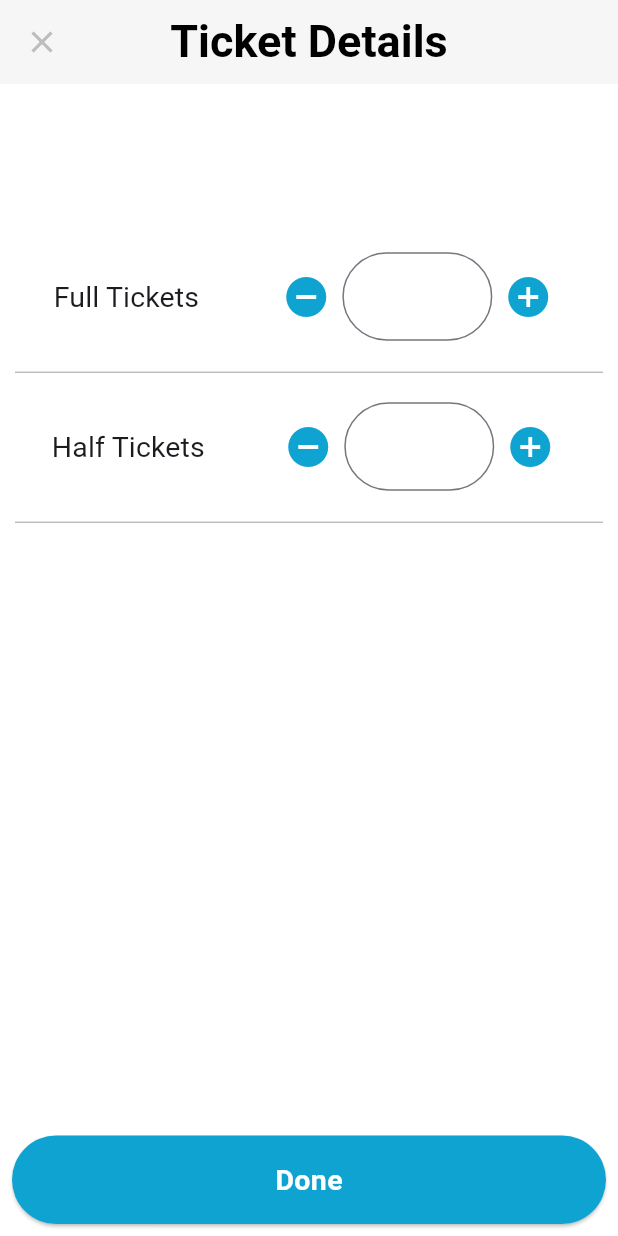
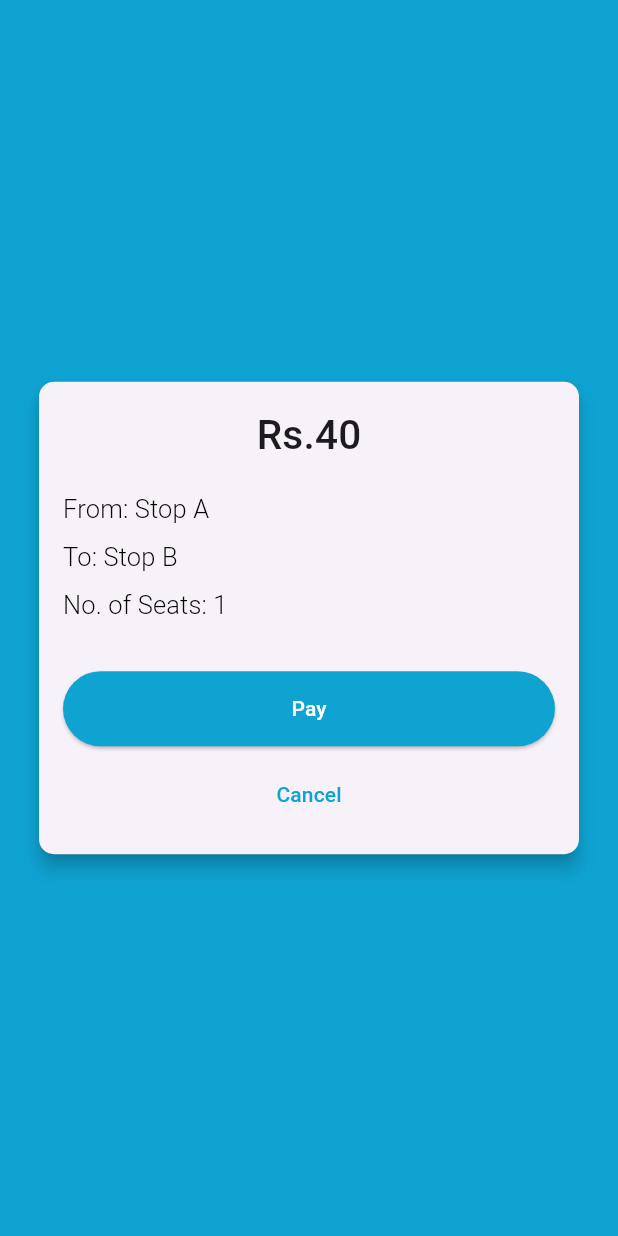
Before and after one commit to abhi3940/e_vahak, a Flutter app: the PassengerDetails screen opened by its route, after a tap on "Done", on a phone screen of 412 x 824 dp. Run offline on Flutter 3.47's test engine with Material 3 defaults, Android fonts, the phone set to English and light mode, and no system bars; our stand-ins replace firebase_auth, firebase_core, flutter_riverpod, routemaster; accounts and stored records are empty.

Commit message:
modified:   lib/features/payment/screens/conformation_screen.dart 	modified:   lib/features/ticket/screens/add_details_screen.dart 	modified:   lib/main.dart 	modified:   lib/routes/router.dart

```diff
--- a/lib/features/payment/screens/conformation_screen.dart
+++ b/lib/features/payment/screens/conformation_screen.dart
@@ -0,0 +1,74 @@
+import 'package:e_vahak/theme/pallete.dart';
+import 'package:flutter/material.dart';
+
+class Confirm extends StatelessWidget {
+  const Confirm({Key? key}) : super(key: key);
+
+  @override
+  Widget build(BuildContext context) {
+    return Scaffold(
+      backgroundColor: Pallete.primaryColor,
+      body: Center(
+        child: Card(
+          margin: const EdgeInsets.all(10),
+          elevation: 5,
+          shape: RoundedRectangleBorder(
+            borderRadius: BorderRadius.circular(10),
+          ),
+          child: Container(
+            width: 360,
+            child: Padding(
+              padding: const EdgeInsets.all(16),
+              child: Column(
+                mainAxisAlignment: MainAxisAlignment.center,
+                crossAxisAlignment: CrossAxisAlignment.start,
+                mainAxisSize: MainAxisSize.min,
+                children: [
+                  Center(
+                    child: Text(
+                      "Rs.40",
+                      style: Theme.of(context).textTheme.titleMedium,
+                    ),
+                  ),
+                  SizedBox(height: 16),
+                  Text("From: Stop A", style: Theme.of(context).textTheme.titleSmall),
+                  SizedBox(height: 8),
+                  Text("To: Stop B", style: Theme.of(context).textTheme.titleSmall),
+                  SizedBox(height: 8),
+                  Text("No. of Seats: 1", style:Theme.of(context).textTheme.titleSmall ),
+                  SizedBox(height: 32),
+                  ElevatedButton(
+                    onPressed: () {
+                      // Add your payment logic here
+                    },
+                    style: ElevatedButton.styleFrom(
+                      primary: Color.fromRGBO(15, 163, 210, 1),
+                      onPrimary: Colors.white,
+                      shape: RoundedRectangleBorder(
+                        borderRadius: BorderRadius.circular(30),
+                      ),
+                      minimumSize: Size(double.infinity, 50),
+                    ),
+                    child: Text("Pay"),
+                  ),
+                  SizedBox(height: 8),
+                  Center(
+                    child: TextButton(
+                      onPressed: () {
+                        // Add your cancel logic here
+                      },
+                      style: TextButton.styleFrom(
+                        primary: Color.fromRGBO(15, 163, 210, 1),
+                      ),
+                      child: Text("Cancel"),
+                    ),
+                  ),
+                ],
+              ),
+            ),
+          ),
+        ),
+      ),
+    );
+  }
+}
--- a/lib/features/ticket/screens/add_details_screen.dart
+++ b/lib/features/ticket/screens/add_details_screen.dart
@@ -58,7 +58,7 @@ class _PassengerDetailsState extends State<PassengerDetails> {
           ),
           PrimaryButton(
             title: "Done",
-            onTapBtn: (p0) {},
+            onTapBtn: naviateToConformation,
           ),
         ],
       ),
--- a/lib/main.dart
+++ b/lib/main.dart
@@ -50,8 +50,10 @@ class MyApp extends StatelessWidget {
                   color: Pallete.backgroundColor,
                 ),
                 titleSmall: TextStyle(
-                  fontSize: 19,
-                  fontWeight: FontWeight.w400,
+                  fontSize: 17,
+                  fontWeight: FontWeight.w300,
+                  color: Colors.black,
+
                 ),
               ),
 
--- a/lib/routes/router.dart
+++ b/lib/routes/router.dart
@@ -1,6 +1,7 @@
 import 'package:e_vahak/features/auth/screens/login_screen.dart';
 import 'package:e_vahak/features/auth/screens/signup_screen.dart';
 import 'package:e_vahak/features/home/screens/home_screen.dart';
+import 'package:e_vahak/features/payment/screens/conformation_screen.dart';
 import 'package:e_vahak/features/ticket/screens/add_details_screen.dart';
 import 'package:e_vahak/features/ticket/screens/select_destination_screen.dart';
 import 'package:e_vahak/features/ticket/screens/select_source_screen.dart';
@@ -20,6 +21,8 @@ final loggedInRoutes = RouteMap(
     '/selectSource': (_) => const MaterialPage<void>(child: SelectSourceScreen()),
     '/selectDestination/:index': (route) => MaterialPage(child: SelectDestinationScreen(selectedSource: int.parse(route.pathParameters['index']!))),
     '/addticketDetails': (_) => const MaterialPage<void>(child: PassengerDetails()),
+    '/conformation': (_) => const MaterialPage<void>(child: Confirm()),
+
 
   },
 );
```
